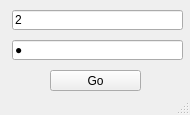
Ambrick/Qt_DB_CW, file CW/login.ui: the form before one commit.
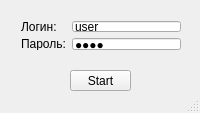
The form after the commit.

```diff
--- a/CW/login.ui
+++ b/CW/login.ui
@@ -6,8 +6,8 @@
    <rect>
     <x>0</x>
     <y>0</y>
-    <width>190</width>
-    <height>115</height>
+    <width>200</width>
+    <height>113</height>
    </rect>
   </property>
   <property name="sizePolicy">
@@ -16,37 +16,73 @@
     <verstretch>0</verstretch>
    </sizepolicy>
   </property>
+  <property name="minimumSize">
+   <size>
+    <width>200</width>
+    <height>113</height>
+   </size>
+  </property>
+  <property name="maximumSize">
+   <size>
+    <width>200</width>
+    <height>113</height>
+   </size>
+  </property>
   <property name="windowTitle">
    <string>Enter</string>
   </property>
   <widget class="QWidget" name="centralWidget">
-   <widget class="QLineEdit" name="Log">
+   <widget class="QPushButton" name="Go">
     <property name="geometry">
      <rect>
-      <x>12</x>
+      <x>70</x>
+      <y>70</y>
+      <width>61</width>
+      <height>21</height>
+     </rect>
+    </property>
+    <property name="text">
+     <string>Start</string>
+    </property>
+   </widget>
+   <widget class="QWidget" name="">
+    <property name="geometry">
+     <rect>
+      <x>10</x>
       <y>10</y>
-      <width>171</width>
-      <height>20</height>
+      <width>182</width>
+      <height>51</height>
      </rect>
     </property>
+    <layout class="QFormLayout" name="formLayout">
+     <item row="0" column="0">
+      <widget class="QLabel" name="label">
     <property name="text">
-     <string>2</string>
+        <string>Логин:</string>
+       </property>
+      </widget>
+     </item>
+     <item row="0" column="1">
+      <widget class="QLineEdit" name="Log">
+       <property name="text">
+        <string>user</string>
     </property>
     <property name="placeholderText">
      <string>Введите логин...</string>
     </property>
    </widget>
+     </item>
+     <item row="1" column="0">
+      <widget class="QLabel" name="label_2">
+       <property name="text">
+        <string>Пароль:</string>
+       </property>
+      </widget>
+     </item>
+     <item row="1" column="1">
    <widget class="QLineEdit" name="Pass">
-    <property name="geometry">
-     <rect>
-      <x>12</x>
-      <y>40</y>
-      <width>171</width>
-      <height>20</height>
-     </rect>
-    </property>
     <property name="text">
-     <string>2</string>
+        <string>user</string>
     </property>
     <property name="echoMode">
      <enum>QLineEdit::Password</enum>
@@ -55,18 +91,8 @@
      <string>Введите пароль...</string>
     </property>
    </widget>
-   <widget class="QPushButton" name="Go">
-    <property name="geometry">
-     <rect>
-      <x>50</x>
-      <y>70</y>
-      <width>91</width>
-      <height>21</height>
-     </rect>
-    </property>
-    <property name="text">
-     <string>Go</string>
-    </property>
+     </item>
+    </layout>
    </widget>
   </widget>
   <widget class="QStatusBar" name="statusBar"/>
```
Lines whose indentation alone changed are shown as unchanged.
